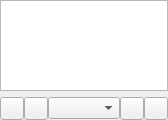
CDrummond/cantata, file gui/librarypage.ui: the form before one commit.
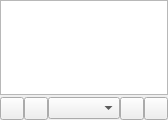
The form after the commit. Custom widgets are drawn as their Qt base class.

Patch:
```diff
--- a/gui/librarypage.ui
+++ b/gui/librarypage.ui
@@ -11,6 +11,9 @@
    </rect>
   </property>
   <layout class="QVBoxLayout" name="vlayout">
+   <property name="spacing">
+    <number>2</number>
+   </property>
    <property name="leftMargin">
     <number>0</number>
    </property>
@@ -78,6 +81,11 @@
    <extends>QToolButton</extends>
    <header>toolbutton.h</header>
   </customwidget>
+  <customwidget>
+   <class>SizeWidget</class>
+   <extends>QWidget</extends>
+   <header>sizewidget.h</header>
+  </customwidget>
  </customwidgets>
  <resources/>
  <connections/>
```
Left out of the diff: 3 changed lines with no effect on the pictures.
